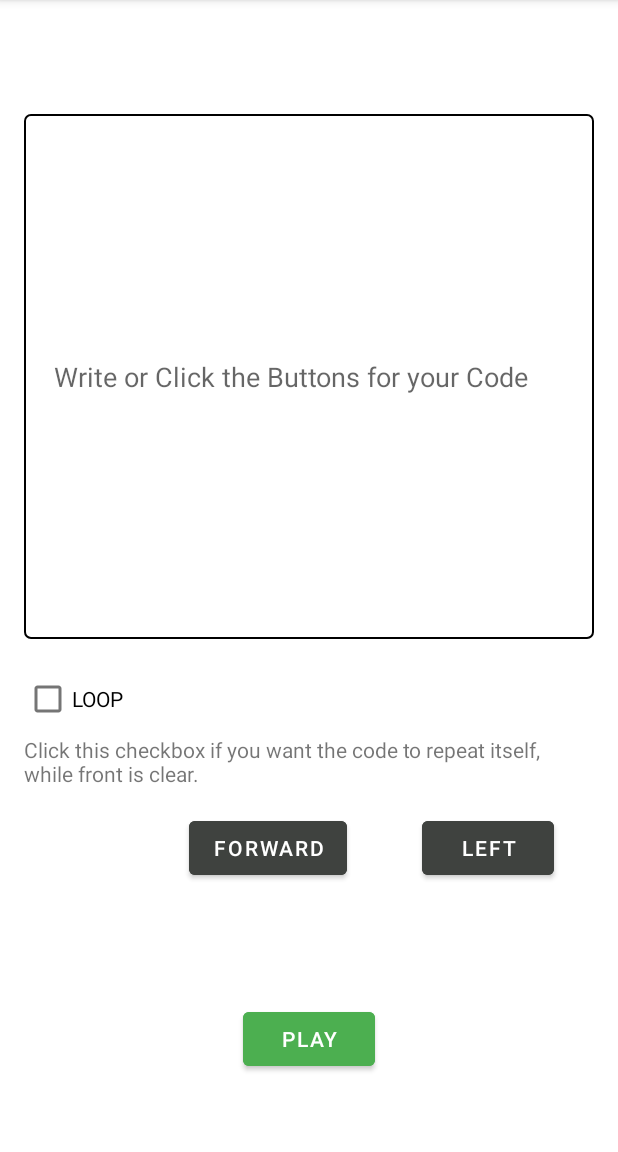
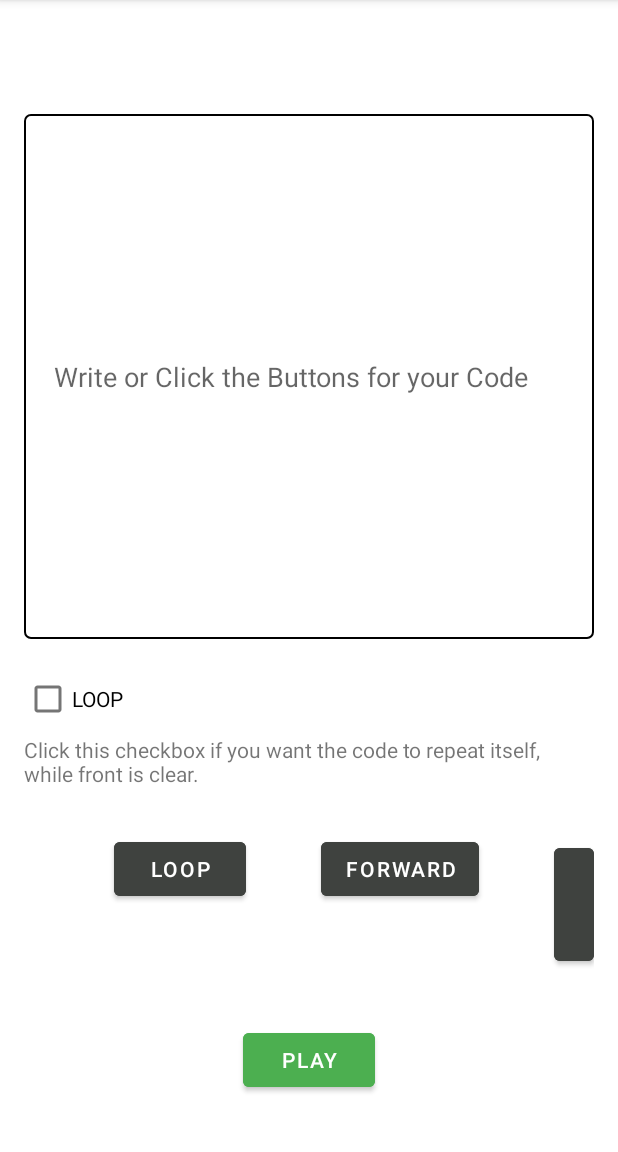
Before and after one commit to Josefinafr/RoboKarel, an Android app: the screen it shows after launch (MainActivity), on a phone screen of 412 x 824 dp, the part 84-1236 px from its top. Run offline under Robolectric (Android 15) with nearby library versions, the phone set to English and light mode, and no system bars.

Commit message:
Loop Code eingebaut

```diff
--- a/app/src/main/java/com/example/robokarel/MainActivity.java
+++ b/app/src/main/java/com/example/robokarel/MainActivity.java
@@ -5,10 +5,7 @@ import android.os.Bundle;
 import android.widget.Button;
 import android.widget.CheckBox;
 import android.widget.EditText;
-
 import androidx.appcompat.app.AppCompatActivity;
-
-import com.example.robokarel.R;
 
 public class MainActivity extends AppCompatActivity {
 
@@ -19,12 +16,14 @@ public class MainActivity extends AppCompatActivity {
     private Button rightButton;
     private Button stopButton;
     private Button playButton;
+    private Button loopButton; // Neuer Loop-Button
 
     @Override
     protected void onCreate(Bundle savedInstanceState) {
         super.onCreate(savedInstanceState);
         setContentView(R.layout.activity_main);
 
+        // Initialisierung der Views
         codeInput = findViewById(R.id.codeInput);
         ifLoopCheckbox = findViewById(R.id.ifLoopCheckbox);
         forwardButton = findViewById(R.id.forwardButton);
@@ -32,17 +31,23 @@ public class MainActivity extends AppCompatActivity {
         rightButton = findViewById(R.id.rightButton);
         stopButton = findViewById(R.id.stopButton);
         playButton = findViewById(R.id.playButton);
+        loopButton = findViewById(R.id.loopButton); // Neuer Loop-Button
 
+        // Hinzufügen der OnClickListener zu den Buttons
         forwardButton.setOnClickListener(v -> codeInput.append("forward\n"));
-
         leftButton.setOnClickListener(v -> codeInput.append("left\n"));
-
         rightButton.setOnClickListener(v -> codeInput.append("right\n"));
-
         stopButton.setOnClickListener(v -> codeInput.append("stop\n"));
 
+        // OnClickListener für den Loop-Button
+        loopButton.setOnClickListener(v -> {
+            // Fügt den Text "loop " in das EditText-Feld ein
+            codeInput.append("loop\n");
+        });
+
+        // OnClickListener für den Play-Button
         playButton.setOnClickListener(v -> {
-            Intent intent = new Intent(MainActivity.this, com.example.robokarel.ResultActivity.class);
+            Intent intent = new Intent(MainActivity.this, ResultActivity.class);
             intent.putExtra("code", codeInput.getText().toString());
             intent.putExtra("ifLoop", ifLoopCheckbox.isChecked());
             startActivity(intent);
--- a/app/src/main/res/layout/activity_main.xml
+++ b/app/src/main/res/layout/activity_main.xml
@@ -31,14 +31,22 @@
         android:layout_width="wrap_content"
         android:layout_height="wrap_content"
         android:orientation="horizontal"
-        android:layout_marginTop="16dp">
+        android:layout_marginTop="30dp">
+
+        <Button
+            android:id="@+id/loopButton"
+            android:layout_width="wrap_content"
+            android:layout_height="wrap_content"
+            android:text="Loop"
+            android:layout_marginLeft="60dp"
+            android:backgroundTint="#3F423F"/>
 
         <Button
             android:id="@+id/forwardButton"
             android:layout_width="wrap_content"
             android:layout_height="wrap_content"
-            android:layout_marginLeft="110dp"
             android:text="Forward"
+            android:layout_marginStart="50dp"
             android:backgroundTint="#3F423F"/>
 
         <Button
--- /dev/null
+++ b/app/src/main/res/values/ids.xml
@@ -0,0 +1,4 @@
+<?xml version="1.0" encoding="utf-8"?>
+<resources>
+    <item name="codeInput" type="id" />
+</resources>
```
Also changed, not shown: app/src/main/java/com/example/robokarel/ResultActivity.java (+23 -9 lines).
